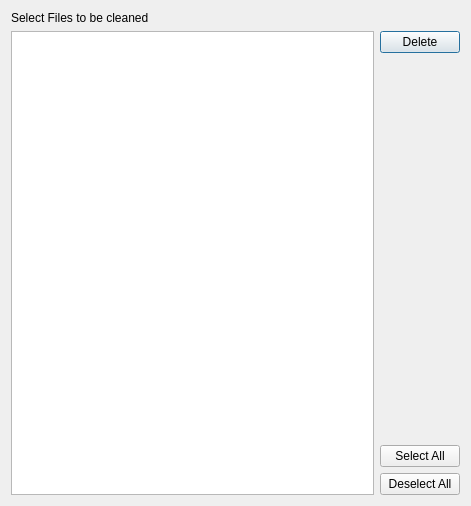
Before: the Qt Designer form applications/cfactor/widgets/delete_backups.ui in ebrahimraeyat/civilTools, drawn with Qt 5.
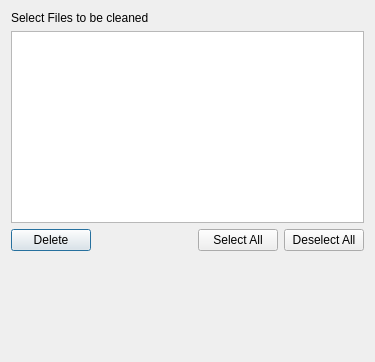
After: the same form once the commit is applied. Icons and pictures are not drawn.

Diff of the .ui file:
```diff
--- a/applications/cfactor/widgets/delete_backups.ui
+++ b/applications/cfactor/widgets/delete_backups.ui
@@ -6,14 +6,14 @@
    <rect>
     <x>0</x>
     <y>0</y>
-    <width>471</width>
-    <height>506</height>
+    <width>375</width>
+    <height>362</height>
    </rect>
   </property>
   <property name="windowTitle">
    <string>Delete Backup Files</string>
   </property>
-  <layout class="QVBoxLayout" name="verticalLayout_2">
+  <layout class="QVBoxLayout" name="verticalLayout">
    <item>
     <widget class="QLabel" name="label">
      <property name="text">
@@ -22,8 +22,6 @@
     </widget>
    </item>
    <item>
-    <layout class="QHBoxLayout" name="horizontalLayout">
-     <item>
       <widget class="QListWidget" name="list">
        <property name="selectionMode">
         <enum>QAbstractItemView::MultiSelection</enum>
@@ -31,7 +29,7 @@
       </widget>
      </item>
      <item>
-      <layout class="QVBoxLayout" name="verticalLayout">
+    <layout class="QHBoxLayout" name="horizontalLayout_2">
        <item>
         <widget class="QPushButton" name="delete_button">
          <property name="text">
@@ -40,14 +38,14 @@
         </widget>
        </item>
        <item>
-        <spacer name="verticalSpacer">
+      <spacer name="horizontalSpacer">
          <property name="orientation">
-          <enum>Qt::Vertical</enum>
+        <enum>Qt::Horizontal</enum>
          </property>
          <property name="sizeHint" stdset="0">
           <size>
-           <width>20</width>
-           <height>40</height>
+         <width>40</width>
+         <height>20</height>
           </size>
          </property>
         </spacer>
@@ -68,7 +66,18 @@
        </item>
       </layout>
      </item>
-    </layout>
+   <item>
+    <spacer name="verticalSpacer_2">
+     <property name="orientation">
+      <enum>Qt::Vertical</enum>
+     </property>
+     <property name="sizeHint" stdset="0">
+      <size>
+       <width>20</width>
+       <height>40</height>
+      </size>
+     </property>
+    </spacer>
    </item>
   </layout>
  </widget>
```
Left out of the diff: 4 changed lines with no effect on the pictures. Lines whose indentation alone changed are shown as unchanged.
